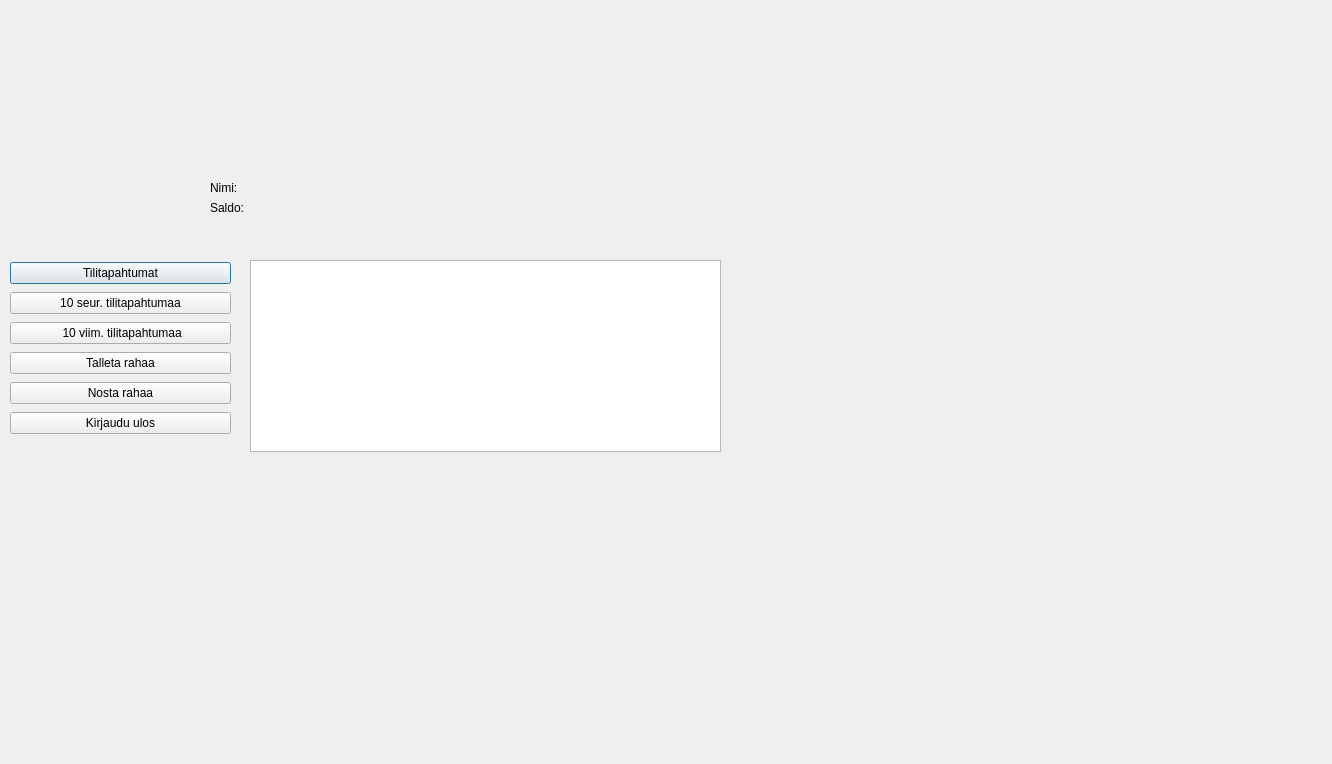
banksimul2022/group5, file bankautomat/paaikkuna.ui: the form before one commit.
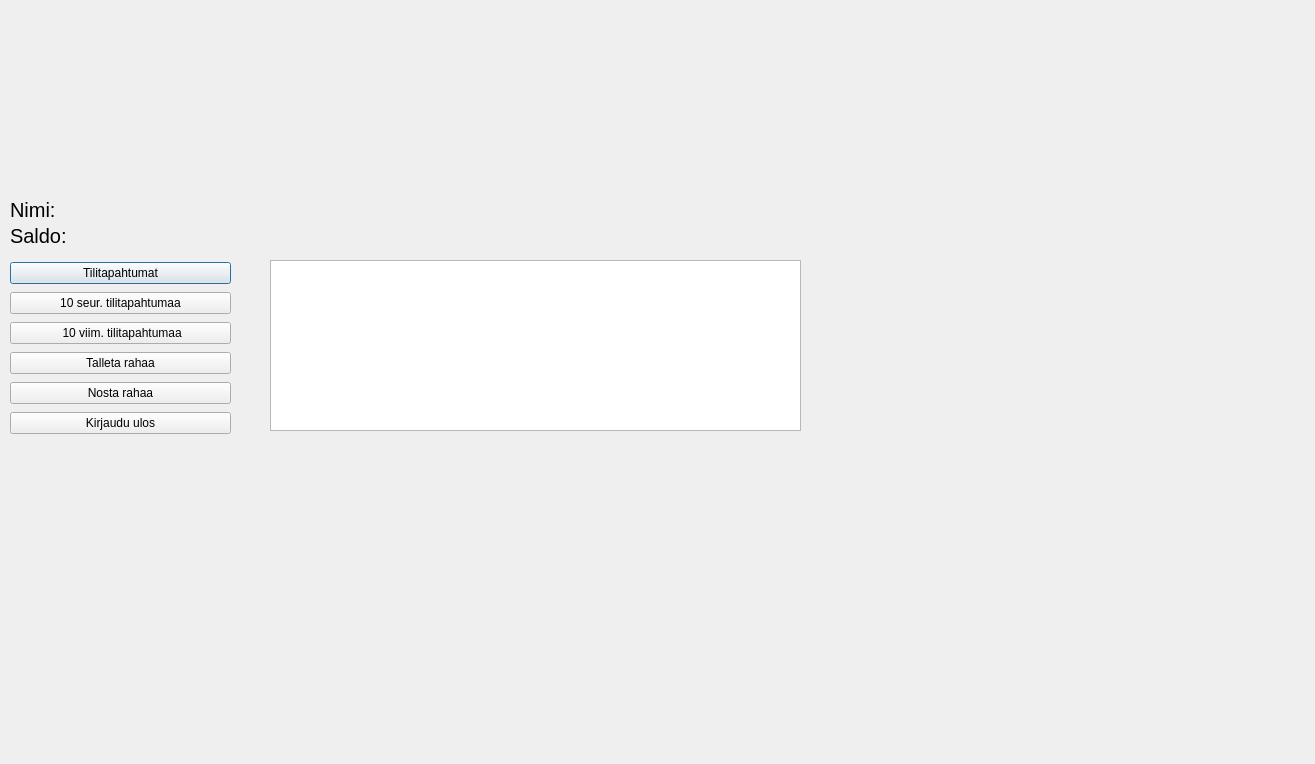
The form after the commit.

```diff
--- a/bankautomat/paaikkuna.ui
+++ b/bankautomat/paaikkuna.ui
@@ -6,7 +6,7 @@
    <rect>
     <x>0</x>
     <y>0</y>
-    <width>1332</width>
+    <width>1315</width>
     <height>764</height>
    </rect>
   </property>
@@ -67,25 +67,20 @@
     </item>
    </layout>
   </widget>
-  <widget class="QListWidget" name="listWidget">
-   <property name="geometry">
-    <rect>
-     <x>250</x>
-     <y>260</y>
-     <width>471</width>
-     <height>192</height>
-    </rect>
-   </property>
-  </widget>
   <widget class="QLabel" name="label">
    <property name="geometry">
     <rect>
-     <x>210</x>
-     <y>180</y>
-     <width>81</width>
-     <height>16</height>
+     <x>10</x>
+     <y>200</y>
+     <width>51</width>
+     <height>20</height>
     </rect>
    </property>
+   <property name="font">
+    <font>
+     <pointsize>15</pointsize>
+    </font>
+   </property>
    <property name="text">
     <string>Nimi:</string>
    </property>
@@ -93,12 +88,17 @@
   <widget class="QLabel" name="label_2">
    <property name="geometry">
     <rect>
-     <x>210</x>
-     <y>200</y>
-     <width>71</width>
-     <height>16</height>
+     <x>10</x>
+     <y>226</y>
+     <width>61</width>
+     <height>20</height>
     </rect>
    </property>
+   <property name="font">
+    <font>
+     <pointsize>15</pointsize>
+    </font>
+   </property>
    <property name="text">
     <string>Saldo:</string>
    </property>
@@ -106,12 +106,17 @@
   <widget class="QLabel" name="nimiLabel">
    <property name="geometry">
     <rect>
-     <x>300</x>
-     <y>176</y>
+     <x>70</x>
+     <y>199</y>
      <width>231</width>
-     <height>20</height>
+     <height>21</height>
     </rect>
    </property>
+   <property name="font">
+    <font>
+     <pointsize>15</pointsize>
+    </font>
+   </property>
    <property name="text">
     <string/>
    </property>
@@ -119,16 +124,36 @@
   <widget class="QLabel" name="saldoLabel">
    <property name="geometry">
     <rect>
-     <x>300</x>
-     <y>200</y>
+     <x>70</x>
+     <y>226</y>
      <width>181</width>
-     <height>16</height>
+     <height>20</height>
     </rect>
    </property>
+   <property name="font">
+    <font>
+     <pointsize>15</pointsize>
+    </font>
+   </property>
    <property name="text">
     <string/>
    </property>
   </widget>
+  <widget class="QTextBrowser" name="tapahtumaBrowser">
+   <property name="geometry">
+    <rect>
+     <x>270</x>
+     <y>260</y>
+     <width>531</width>
+     <height>171</height>
+    </rect>
+   </property>
+   <property name="font">
+    <font>
+     <pointsize>11</pointsize>
+    </font>
+   </property>
+  </widget>
  </widget>
  <resources/>
  <connections/>
```
